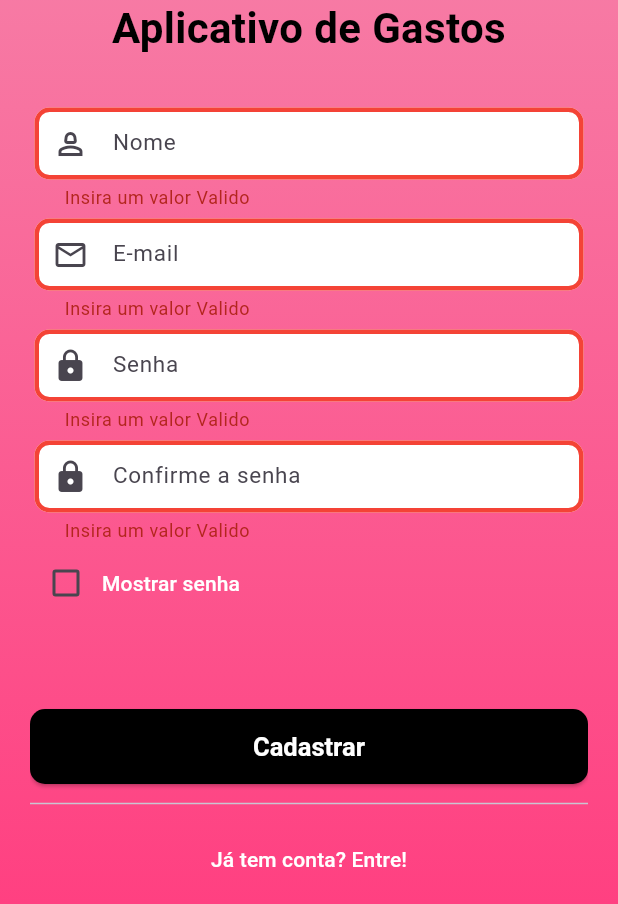
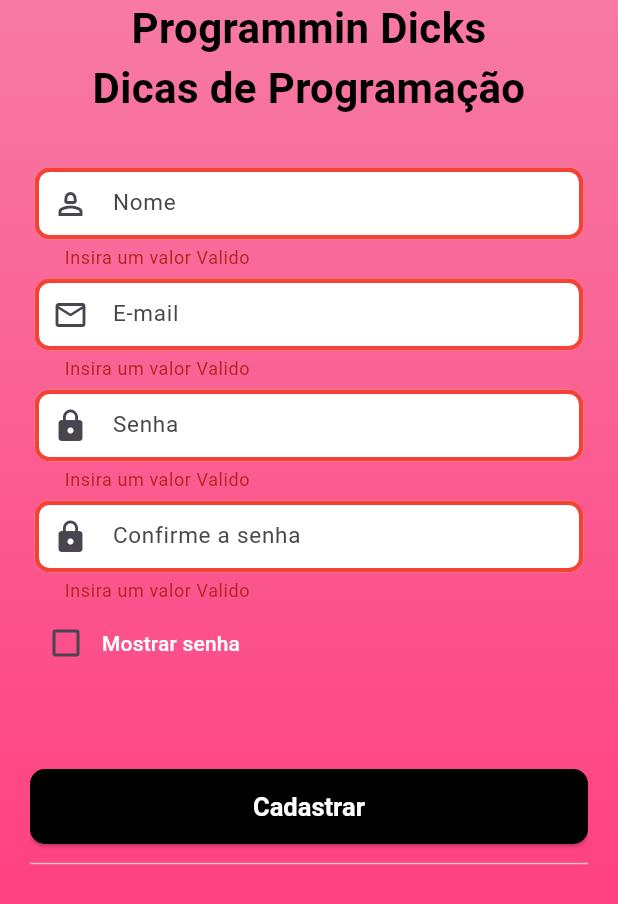
Before and after one commit to TalesLimaOliveira/flutter_trabalho3_opta1, a Flutter app: the screen it shows after launch, after a tap on "Entrar", after a tap on "Não tem conta? Cadastre-se!", after a tap on "Cadastrar", on a phone screen of 412 x 824 dp, the part 332-1236 px from its top. Run offline on Flutter 3.47's test engine with Material 3 defaults, Android fonts, the phone set to English and light mode, and no system bars; our stand-ins replace shared_preferences.

Commit message:
Update labels.dart

```diff
--- a/lib/components/style/labels.dart
+++ b/lib/components/style/labels.dart
@@ -1,8 +1,8 @@
 class AppLabels {
-  static const String appName = 'Aplicativo de Gastos';
-  static const String appBarList = 'Lista de Gastos';
+  static const String appName = 'Programmin Dicks\nDicas de Programação';
   static const String valueError = 'Insira um valor Valido';
 
+  static const String appBarList = 'Lista de Gastos';
   static const String appBarForm = 'Adicionar Gasto';
   static const String appBarEdit = 'Editar Gasto';
   static const String addExpense = 'Adicionar';
```
